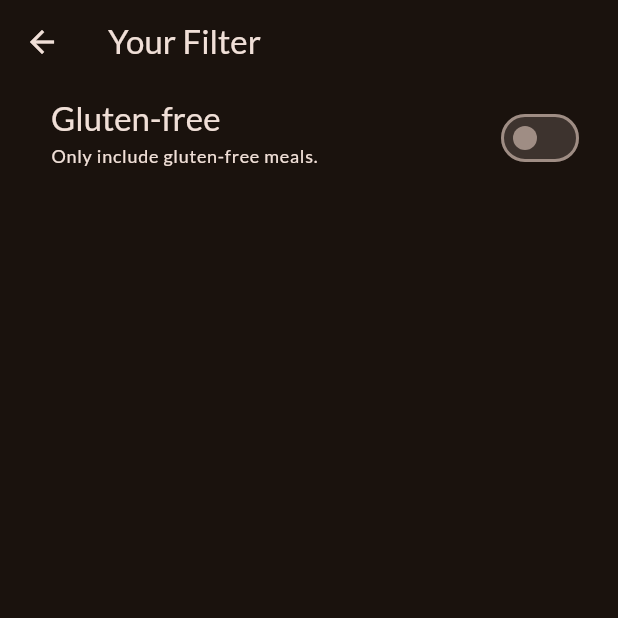
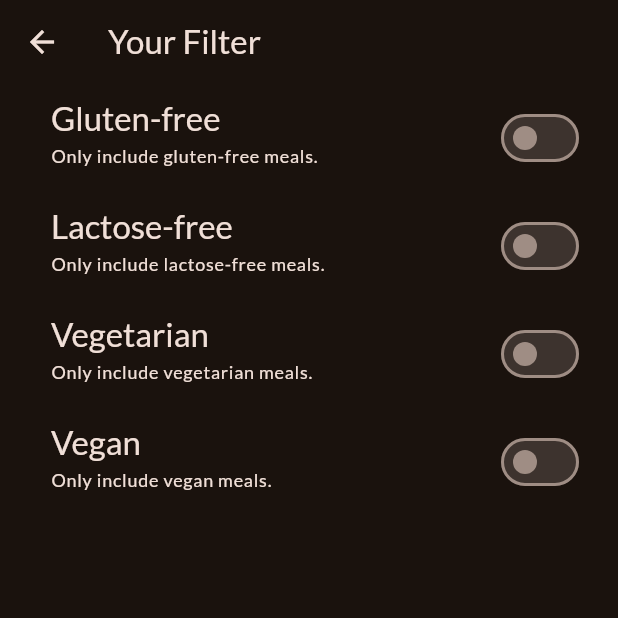
Before and after one commit to Veng-Eang/meals, a Flutter app: the FilterScreen screen opened directly, on a phone screen of 412 x 824 dp, the top half of it. Run offline on Flutter 3.47's test engine with Material 3 defaults, Android fonts, the phone set to English and light mode, and no system bars; our stand-ins replace google_fonts, transparent_image.

Commit message:
add filter item

```diff
--- a/lib/screens/filter.dart
+++ b/lib/screens/filter.dart
@@ -7,6 +7,9 @@
 
 class _FilterScreenState extends State<FilterScreen> {
   var _glutenFreeFilterSet = false;
+  var _lactoseFreeFilterSet = false;
+  var _vegetarianFilterSet = false;
+  var _veganFilterSet = false;
   @override
   Widget build(BuildContext context) {
     return Scaffold(
@@ -37,6 +40,72 @@
             activeColor: Theme.of(context).colorScheme.tertiary,
             contentPadding: const EdgeInsets.only(left: 34, right: 22),
           ),
+          SwitchListTile(
+            value: _lactoseFreeFilterSet,
+            onChanged: (isChecked) {
+              setState(() {
+                _lactoseFreeFilterSet = isChecked;
+              });
+            },
+            title: Text(
+              'Lactose-free',
+              style: Theme.of(context).textTheme.titleLarge!.copyWith(
+                    color: Theme.of(context).colorScheme.onBackground,
+                  ),
+            ),
+            subtitle: Text(
+              'Only include lactose-free meals.',
+              style: Theme.of(context).textTheme.labelMedium!.copyWith(
+                    color: Theme.of(context).colorScheme.onBackground,
+                  ),
+            ),
+            activeColor: Theme.of(context).colorScheme.tertiary,
+            contentPadding: const EdgeInsets.only(left: 34, right: 22),
+          ),
+          SwitchListTile(
+            value: _vegetarianFilterSet,
+            onChanged: (isChecked) {
+              setState(() {
+                _vegetarianFilterSet = isChecked;
+              });
+            },
+            title: Text(
+              'Vegetarian',
+              style: Theme.of(context).textTheme.titleLarge!.copyWith(
+                    color: Theme.of(context).colorScheme.onBackground,
+                  ),
+            ),
+            subtitle: Text(
+              'Only include vegetarian meals.',
+              style: Theme.of(context).textTheme.labelMedium!.copyWith(
+                    color: Theme.of(context).colorScheme.onBackground,
+                  ),
+            ),
+            activeColor: Theme.of(context).colorScheme.tertiary,
+            contentPadding: const EdgeInsets.only(left: 34, right: 22),
+          ),
+          SwitchListTile(
+            value: _veganFilterSet,
+            onChanged: (isChecked) {
+              setState(() {
+                _veganFilterSet = isChecked;
+              });
+            },
+            title: Text(
+              'Vegan',
+              style: Theme.of(context).textTheme.titleLarge!.copyWith(
+                    color: Theme.of(context).colorScheme.onBackground,
+                  ),
+            ),
+            subtitle: Text(
+              'Only include vegan meals.',
+              style: Theme.of(context).textTheme.labelMedium!.copyWith(
+                    color: Theme.of(context).colorScheme.onBackground,
+                  ),
+            ),
+            activeColor: Theme.of(context).colorScheme.tertiary,
+            contentPadding: const EdgeInsets.only(left: 34, right: 22),
+          ),
         ],
       ),
     );
```
